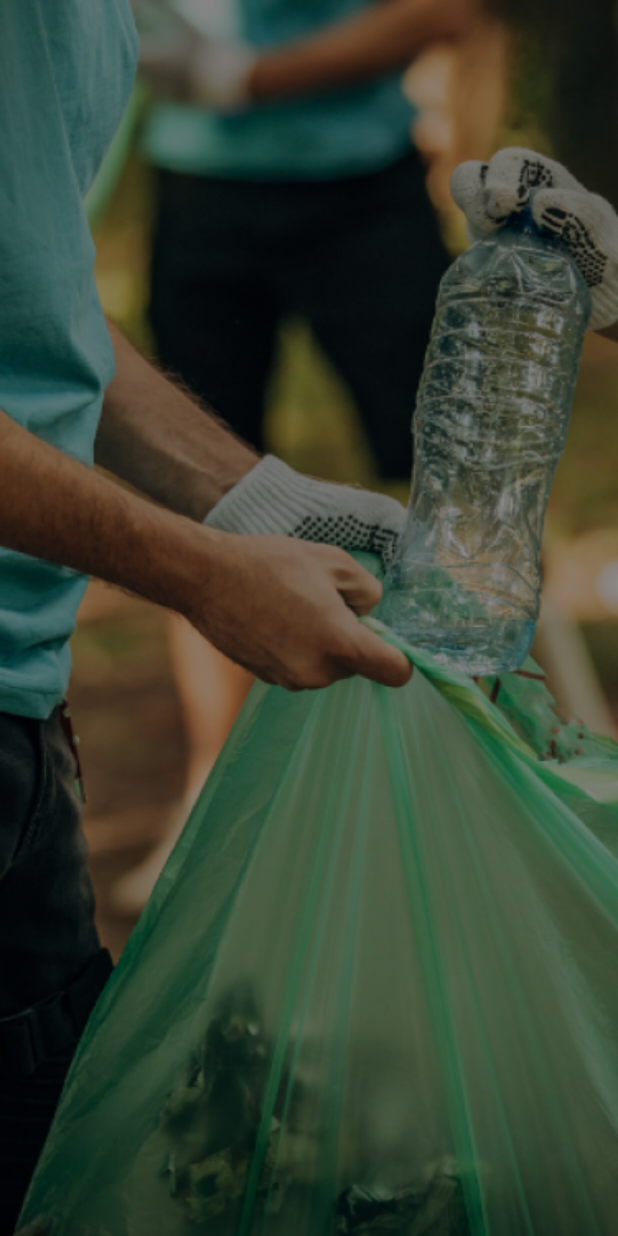
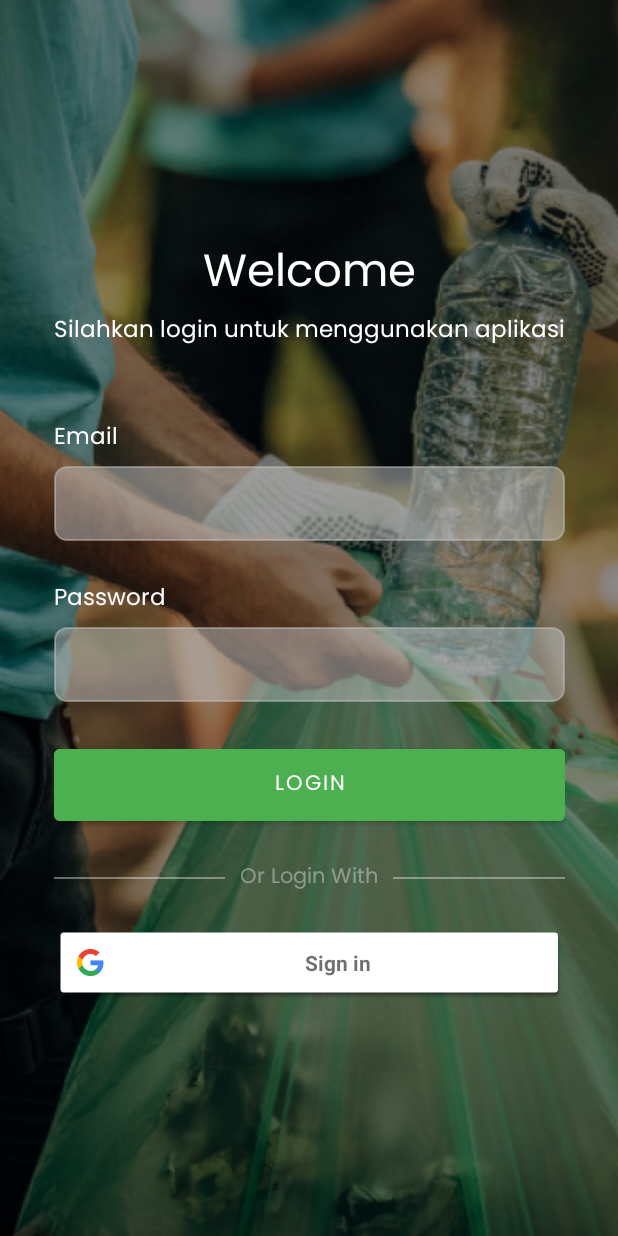
Before and after one commit to prasetya4di/MyBankSampah, an Android app: the layout activity_login.xml on its own in the app's theme, with its tools: preview values and no code run, on a phone screen of 412 x 824 dp. Run offline under Robolectric (Android 15) with nearby library versions, the phone set to English and light mode, and no system bars.

Commit message:
update login view

```diff
--- a/app/src/main/res/drawable/auth_darken_bg.xml
+++ /dev/null
@@ -1,4 +0,0 @@
-<?xml version="1.0" encoding="utf-8"?>
-<selector xmlns:android="http://schemas.android.com/apk/res/android">
-    <item android:drawable="@drawable/auth_bg" />
-</selector>
--- /dev/null
+++ b/app/src/main/res/drawable/auth_text_border.xml
@@ -0,0 +1,14 @@
+<?xml version="1.0" encoding="utf-8"?>
+<shape xmlns:android="http://schemas.android.com/apk/res/android"
+    android:shape="rectangle">
+    <solid android:color="#80C4C4C4" />
+
+    <corners
+        android:bottomLeftRadius="8dp"
+        android:bottomRightRadius="8dp"
+        android:topLeftRadius="8dp"
+        android:topRightRadius="8dp" />
+    <stroke
+        android:width="1dp"
+        android:color="#80C4C4C4" />
+</shape>
--- a/app/src/main/res/layout/activity_login.xml
+++ b/app/src/main/res/layout/activity_login.xml
@@ -3,9 +3,106 @@
     xmlns:tools="http://schemas.android.com/tools"
     android:layout_width="match_parent"
     android:layout_height="match_parent"
+    xmlns:app="http://schemas.android.com/apk/res-auto"
     android:background="@drawable/auth_bg"
     android:backgroundTint="#6F000000"
     android:backgroundTintMode="src_over"
     tools:context=".view.login.LoginActivity">
 
+    <LinearLayout
+        android:layout_width="wrap_content"
+        android:layout_height="wrap_content"
+        android:gravity="center"
+        android:orientation="vertical"
+        android:padding="20dp"
+        app:layout_constraintBottom_toBottomOf="parent"
+        app:layout_constraintLeft_toLeftOf="parent"
+        app:layout_constraintRight_toRightOf="parent"
+        app:layout_constraintTop_toTopOf="parent">
+
+        <TextView
+            android:layout_width="wrap_content"
+            android:layout_height="wrap_content"
+            android:text="Welcome"
+            android:textColor="@color/white"
+            android:textSize="30sp" />
+
+        <TextView
+            android:layout_width="wrap_content"
+            android:layout_height="wrap_content"
+            android:text="Silahkan login untuk menggunakan aplikasi"
+            android:textColor="@color/white"
+            android:textSize="15sp" />
+
+        <TextView
+            android:layout_width="match_parent"
+            android:layout_height="wrap_content"
+            android:layout_marginTop="45dp"
+            android:text="Email"
+            android:textColor="@color/white"
+            android:textSize="15sp" />
+
+        <EditText
+            android:id="@+id/etEmail"
+            android:layout_width="match_parent"
+            android:layout_height="50dp"
+            android:layout_marginTop="5dp"
+            android:background="@drawable/auth_text_border" />
+
+        <TextView
+            android:layout_width="match_parent"
+            android:layout_height="wrap_content"
+            android:layout_marginTop="26dp"
+            android:text="Password"
+            android:textColor="@color/white"
+            android:textSize="15sp" />
+
+        <EditText
+            android:id="@+id/etPassword"
+            android:layout_width="match_parent"
+            android:layout_height="50dp"
+            android:layout_marginTop="5dp"
+            android:background="@drawable/auth_text_border"
+            android:inputType="textPassword" />
+
+        <Button
+            android:layout_width="match_parent"
+            android:layout_height="60dp"
+            android:layout_marginTop="25dp"
+            android:backgroundTint="@color/colorPrimary"
+            android:text="Login" />
+
+        <LinearLayout
+            android:layout_width="match_parent"
+            android:layout_height="wrap_content"
+            android:layout_marginTop="20dp"
+            android:layout_marginBottom="20dp"
+            android:gravity="center_vertical">
+
+            <View
+                android:layout_width="0dp"
+                android:layout_height="1dp"
+                android:layout_weight="1"
+                android:background="#60FFFFFF" />
+
+            <TextView
+                android:layout_width="wrap_content"
+                android:layout_height="wrap_content"
+                android:layout_marginLeft="10dp"
+                android:layout_marginRight="10dp"
+                android:text="Or Login With"
+                android:textColor="#60FFFFFF" />
+
+            <View
+                android:layout_width="0dp"
+                android:layout_height="1dp"
+                android:layout_weight="1"
+                android:background="#60FFFFFF" />
+        </LinearLayout>
+
+        <com.google.android.gms.common.SignInButton
+            android:id="@+id/signInGoogleBtn"
+            android:layout_width="match_parent"
+            android:layout_height="wrap_content" />
+    </LinearLayout>
 </androidx.constraintlayout.widget.ConstraintLayout>
--- a/app/src/main/res/values-night/themes.xml
+++ b/app/src/main/res/values-night/themes.xml
@@ -12,5 +12,6 @@
         <!-- Status bar color. -->
         <item name="android:statusBarColor">@color/colorPrimary</item>
         <!-- Customize your theme here. -->
+        <item name="android:fontFamily">@font/poppins</item>
     </style>
 </resources>
--- a/app/src/main/res/values/colors.xml
+++ b/app/src/main/res/values/colors.xml
@@ -8,7 +8,7 @@
     <color name="black">#FF000000</color>
     <color name="red">#FFFF0000</color>
     <color name="white">#FFFFFFFF</color>
-    <color name="colorPrimary">#42b752</color>
+    <color name="colorPrimary">#4CAF50</color>
     <color name="colorPrimaryDark">#35b24f</color>
     <color name="colorAccent">#51c569</color>
 </resources>
--- a/app/src/main/res/values/themes.xml
+++ b/app/src/main/res/values/themes.xml
@@ -12,5 +12,6 @@
         <!-- Status bar color. -->
         <item name="android:statusBarColor">@color/colorPrimary</item>
         <!-- Customize your theme here. -->
+        <item name="android:fontFamily">@font/poppins</item>
     </style>
 </resources>
```
Also changed, not shown: app/src/main/res/font/poppins.ttf (added).
